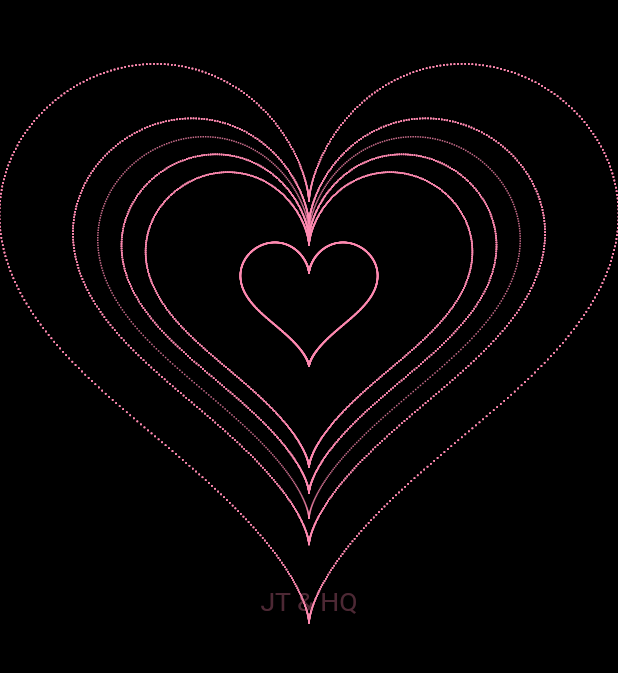
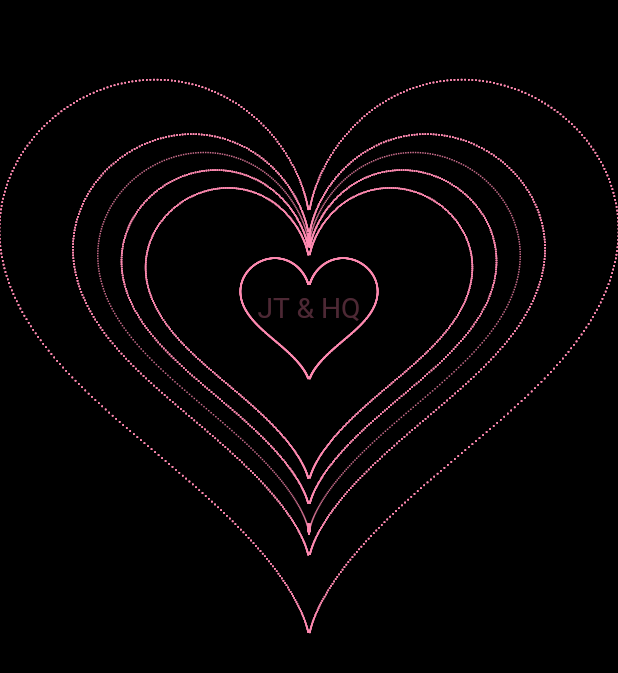
Before and after one commit to Kingtous/love_music_dancer, a Flutter app: the screen it shows after launch, after a tap on the "play arrow" icon, on a phone screen of 412 x 824 dp. Shown: the top 673 px of the screen. Run offline on Flutter 3.47's test engine with Material 2 defaults, Android fonts, the phone set to English and light mode, and no system bars; our stand-ins replace animate_do, audioplayers; missing offline and left inert: duration.

Commit message:
opt: style

```diff
--- a/lib/love.dart
+++ b/lib/love.dart
@@ -34,10 +34,8 @@ class _LoveWidgetState extends State<LoveWidget>
 
   @override
   Widget build(BuildContext context) {
-    return Column(
-      children: [
-        Expanded(
-          child: Container(
+    return Container(
+      margin: const EdgeInsets.all(8.0),
       alignment: Alignment.center,
       decoration: const BoxDecoration(color: Colors.black),
       child: AnimatedBuilder(
@@ -46,19 +44,6 @@ class _LoveWidgetState extends State<LoveWidget>
           painter: LovePainter(_animationController.value),
         ),
       ),
-          ),
-        ),
-        AnimatedBuilder(
-          animation: _animationController,
-          builder: (context, child) => Text(
-            "JT & HQ",
-            style: TextStyle(
-                fontSize: 16 + 5 * math.sin(_animationController.value).abs(),
-                color: Color.fromARGB(255, 200, 105, 136).withOpacity(
-                    0.1 + (0.8) * math.sin(_animationController.value).abs())),
-          ),
-        )
-      ],
     );
   }
 
@@ -98,20 +83,20 @@ class LovePainter extends CustomPainter {
       drawHeart(pen, canvas, size, 0.3);
     }
 
-    // final text = TextPainter(
-    //     text: TextSpan(
-    //       text: "JT & HQ",
-    //       style: TextStyle(
-    //           fontSize: 16,
-    //           color: Color.fromARGB(255, 200, 105, 136)
-    //               .withOpacity(0.1 + (0.8) * math.sin(tick).abs())),
-    //     ),
-    //     textDirection: TextDirection.ltr,
-    //     textScaleFactor: 1 + (0.5) * math.sin(tick).abs());
-    // text.layout();
-    // final xCenter = (size.width - text.width) / 2;
-    // final yCenter = (size.height - text.height) / 2;
-    // text.paint(canvas, Offset(xCenter, yCenter));
+    final text = TextPainter(
+        text: TextSpan(
+          text: "JT & HQ",
+          style: TextStyle(
+              fontSize: 16,
+              color: Color.fromARGB(255, 200, 105, 136)
+                  .withOpacity(0.1 + (0.8) * math.sin(tick).abs())),
+        ),
+        textDirection: TextDirection.ltr,
+        textScaleFactor: 1 + (0.5) * math.sin(tick).abs());
+    text.layout();
+    final xCenter = (size.width - text.width) / 2;
+    final yCenter = (size.height - text.height) / 2;
+    text.paint(canvas, Offset(xCenter, yCenter));
   }
 
   double getX(double w) {
@@ -133,7 +118,10 @@ class LovePainter extends CustomPainter {
       var x = -getX(i) * scale;
       var y = -getY(i) * scale;
       x += (x - center.dx) * math.log(math.Random().nextDouble()) * shiftRate;
+      if (x.abs() > 0.6) {
         y += (y - center.dy) * math.log(math.Random().nextDouble()) * shiftRate;
+      }
+
 
       var offset = Offset(x, y);
       offset = transform(offset, canvas, size);
```
Lines whose indentation alone changed are shown as unchanged.
